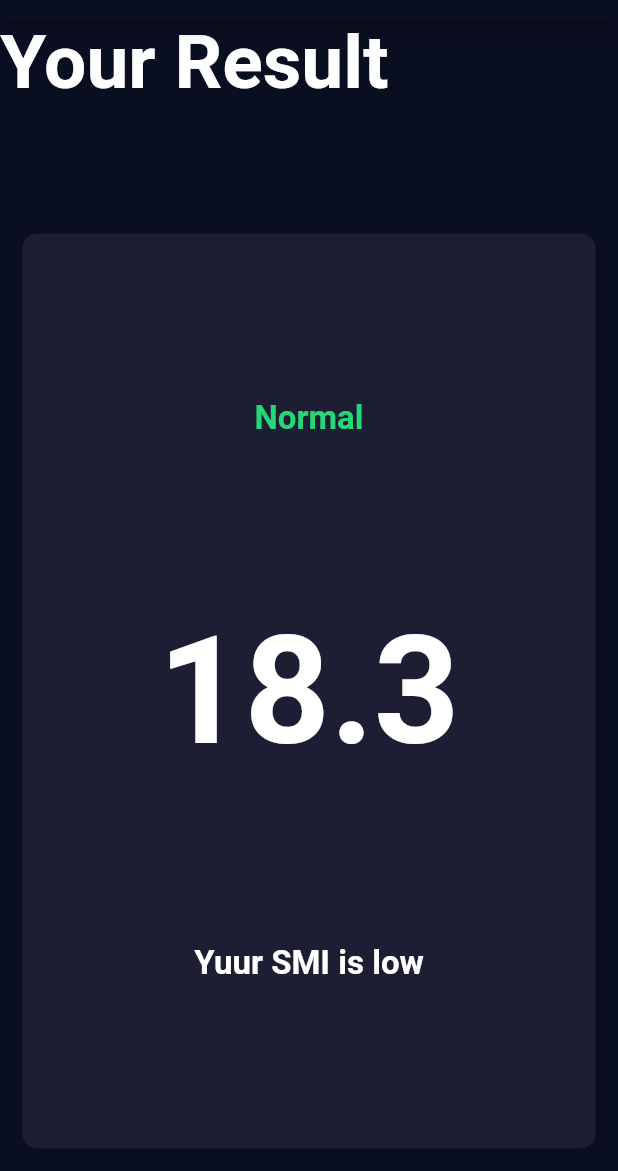
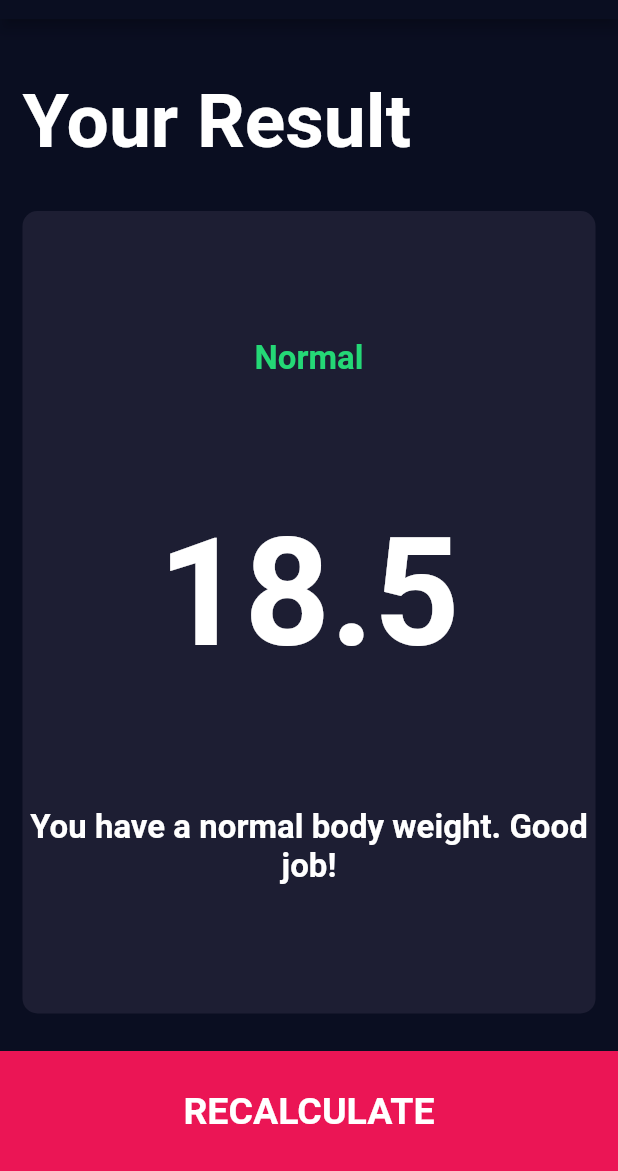
Before and after one commit to dharamhbtik/dicee_flutter, a Flutter app: the screen it shows after launch, after a tap on "CALCULATE", on a phone screen of 412 x 824 dp, the part 65-1236 px from its top. Run offline on Flutter 3.47's test engine with Material 2 defaults, Android fonts, the phone set to English and light mode, and no system bars; our stand-ins replace audioplayers, font_awesome_flutter, hive_flutter, rflutter_alert; accounts and stored records are empty.

Commit message:
changes for BMI

```diff
--- /dev/null
+++ b/bmi-calculator/lib/calculator_brain.dart
@@ -0,0 +1,34 @@
+import 'dart:math';
+
+class CalculatorBrain {
+  CalculatorBrain(
+      {required this.height, required this.weight, required this.age});
+  final int height;
+  final int weight;
+  final int age;
+  double _bmi = 0;
+  String calculateBMI() {
+    _bmi = weight / pow(height / 100, 2);
+    return _bmi.toStringAsFixed(1);
+  }
+
+  String getResult() {
+    if (_bmi >= 25) {
+      return 'Overweight';
+    } else if (_bmi > 18.5) {
+      return 'Normal';
+    } else {
+      return 'Underweight';
+    }
+  }
+
+  String getInterpretation() {
+    if (_bmi >= 25) {
+      return 'You have a higher than normal body weight. Try to exercise more.';
+    } else if (_bmi > 18.5) {
+      return 'You have a normal body weight. Good job!';
+    } else {
+      return 'You have a lower than normal body weight. You can eat a bit more.';
+    }
+  }
+}
--- a/bmi-calculator/lib/bottom_button.dart
+++ b/bmi-calculator/lib/components/bottom_button.dart
@@ -1,6 +1,6 @@
 import 'package:flutter/material.dart';
 
-import 'constants.dart';
+import '../constants.dart';
 
 class BottomButton extends StatelessWidget {
   BottomButton({required this.onTap, required this.buttonTitle});
--- a/bmi-calculator/lib/icon_content.dart
+++ b/bmi-calculator/lib/components/icon_content.dart
@@ -1,6 +1,6 @@
 import 'package:flutter/material.dart';
 
-import 'constants.dart';
+import '../constants.dart';
 
 class ReusableIcon extends StatelessWidget {
   final String iconText;
--- a/bmi-calculator/lib/main.dart
+++ b/bmi-calculator/lib/main.dart
@@ -1,6 +1,6 @@
 import 'package:flutter/material.dart';
 
-import 'input_page.dart';
+import 'screens/input_page.dart';
 
 void main() => runApp(const BMICalculator());
 
--- a/bmi-calculator/lib/results_page.dart
+++ /dev/null
@@ -1,54 +0,0 @@
-import 'package:bmi_calculator/constants.dart';
-import 'package:bmi_calculator/reusable_card.dart';
-import 'package:flutter/material.dart';
-
-class ResultsPage extends StatelessWidget {
-  const ResultsPage({Key? key}) : super(key: key);
-
-  @override
-  Widget build(BuildContext context) {
-    return Scaffold(
-      appBar: AppBar(
-        title: const Text("BMI CALCULATOR"),
-      ),
-      body: Column(
-        mainAxisAlignment: MainAxisAlignment.spaceEvenly,
-        crossAxisAlignment: CrossAxisAlignment.stretch,
-        children: [
-          Expanded(
-            child: Container(
-              child: const Text(
-                "Your Result",
-                style: kTitleStyle,
-              ),
-            ),
-          ),
-          Expanded(
-              flex: 5,
-              child: ReusableCard(
-                  colour: kActiveCardColor,
-                  cardChild: Column(
-                    mainAxisAlignment: MainAxisAlignment.spaceEvenly,
-                    crossAxisAlignment: CrossAxisAlignment.center,
-                    children: [
-                      Text(
-                        "Normal",
-                        style: kResultTextStyle,
-                      ),
-                      Text(
-                        "18.3",
-                        style: kBMITextStyle,
-                      ),
-                      Text(
-                        'Yuur SMI is low',
-                        textAlign: TextAlign.center,
-                        style: kBodyTextStyle,
-                      ),
-                    ],
-                  ),
-                  onPress: () {}))
-        ],
-      ),
-    );
-  }
-}
--- a/bmi-calculator/lib/input_page.dart
+++ b/bmi-calculator/lib/screens/input_page.dart
@@ -1,13 +1,13 @@
-import 'package:bmi_calculator/results_page.dart';
-import 'package:bmi_calculator/reusable_card.dart';
-import 'package:bmi_calculator/round_icon_button.dart';
-import 'package:flutter/cupertino.dart';
+import 'package:bmi_calculator/calculator_brain.dart';
+import 'package:bmi_calculator/screens/results_page.dart';
 import 'package:flutter/material.dart';
 import 'package:font_awesome_flutter/font_awesome_flutter.dart';
 
-import 'bottom_button.dart';
-import 'constants.dart';
-import 'icon_content.dart';
+import '../components/bottom_button.dart';
+import '../components/icon_content.dart';
+import '../components/reusable_card.dart';
+import '../components/round_icon_button.dart';
+import '../constants.dart';
 
 enum Gender { male, female, other }
 
@@ -206,10 +206,15 @@ class _InputPageState extends State<InputPage> {
           ),
           BottomButton(
             onTap: () {
+              CalculatorBrain calc =
+                  CalculatorBrain(height: height, weight: weight, age: age);
               Navigator.push(
                 context,
                 MaterialPageRoute(
-                  builder: (context) => ResultsPage(),
+                  builder: (context) => ResultsPage(
+                      bmiResult: calc.calculateBMI(),
+                      resultText: calc.getResult(),
+                      interpretation: calc.getInterpretation()),
                 ),
               );
             },
--- /dev/null
+++ b/bmi-calculator/lib/screens/results_page.dart
@@ -0,0 +1,71 @@
+import 'package:bmi_calculator/components/bottom_button.dart';
+import 'package:bmi_calculator/constants.dart';
+import 'package:flutter/material.dart';
+
+import '../components/reusable_card.dart';
+
+class ResultsPage extends StatelessWidget {
+  ResultsPage(
+      {required this.bmiResult,
+      required this.resultText,
+      required this.interpretation});
+  final String bmiResult;
+  final String resultText;
+  final String interpretation;
+
+  @override
+  Widget build(BuildContext context) {
+    return Scaffold(
+      appBar: AppBar(
+        title: const Text("BMI CALCULATOR"),
+      ),
+      body: Column(
+        mainAxisAlignment: MainAxisAlignment.spaceEvenly,
+        crossAxisAlignment: CrossAxisAlignment.stretch,
+        children: [
+          Expanded(
+            child: Container(
+              padding: const EdgeInsets.all(15.0),
+              alignment: Alignment.bottomLeft,
+              child: const Text(
+                "Your Result",
+                style: kTitleStyle,
+              ),
+            ),
+          ),
+          Expanded(
+            flex: 5,
+            child: ReusableCard(
+                colour: kActiveCardColor,
+                cardChild: Column(
+                  mainAxisAlignment: MainAxisAlignment.spaceEvenly,
+                  crossAxisAlignment: CrossAxisAlignment.center,
+                  children: [
+                    Text(
+                      resultText,
+                      style: kResultTextStyle,
+                    ),
+                    Text(
+                      bmiResult,
+                      style: kBMITextStyle,
+                    ),
+                    Text(
+                      interpretation,
+                      textAlign: TextAlign.center,
+                      style: kBodyTextStyle,
+                    ),
+                  ],
+                ),
+                onPress: () {}),
+          ),
+          BottomButton(
+            onTap: () {
+              Navigator.pop(context);
+            },
+            buttonTitle: "RECALCULATE",
+          ),
+        ],
+      ),
+    );
+  }
+}
```
Also changed, not shown: bmi-calculator/lib/components/reusable_card.dart (renamed from bmi-calculator/lib/reusable_card.dart), bmi-calculator/lib/components/round_icon_button.dart (renamed from bmi-calculator/lib/round_icon_button.dart).
